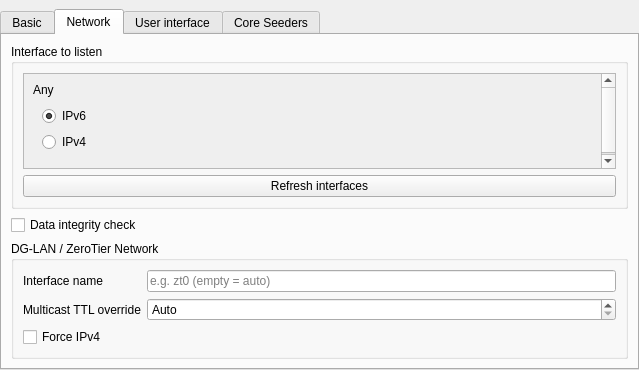
Old version of the form application/GUI/Settings/SettingsWidget.ui in the repository kwran420/DG-LAN.
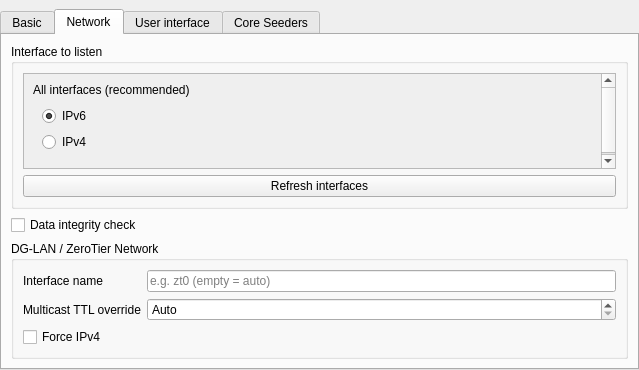
New version of the form. The open tabs and pages were chosen to show the change. Icons and pictures are not drawn.

Commit message: chore: release v1.2.24

What changed in the file:
```diff
--- a/application/GUI/Settings/SettingsWidget.ui
+++ b/application/GUI/Settings/SettingsWidget.ui
@@ -217,7 +217,7 @@
               <item>
                <widget class="QLabel" name="lblAnyInterface">
                 <property name="text">
-                 <string>Any</string>
+                 <string>All interfaces (recommended)</string>
                 </property>
                </widget>
               </item>
```
The commit also changes 2 other files.
